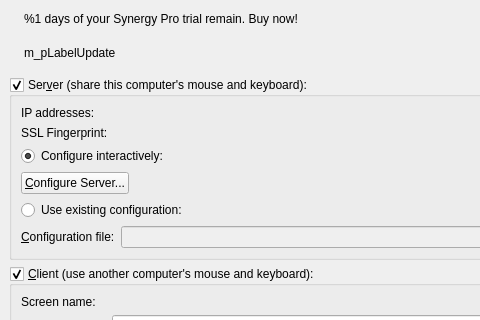
Above: src/gui/src/MainWindowBase.ui from deskflow/deskflow before the change; both pictures show x 0 to 480 and y 0 to 320 of the 600 by 550 pixel window. Below: the same form after it.
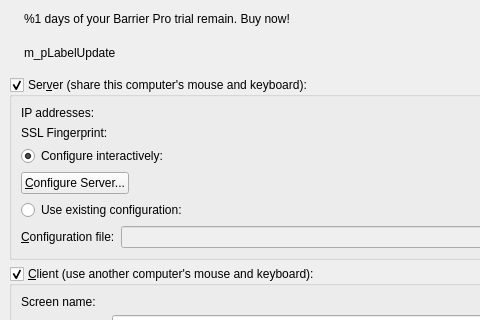
That is the form after the change. Icons and pictures are not drawn.

Commit message: rebranding symless/synergy to debauchee/barrier

The edit to the form file:
```diff
--- a/src/gui/src/MainWindowBase.ui
+++ b/src/gui/src/MainWindowBase.ui
@@ -55,7 +55,7 @@
        <item>
         <widget class="QLabel" name="m_trialLabel">
          <property name="text">
-          <string>&lt;html&gt;&lt;head/&gt;&lt;body&gt;&lt;p&gt;&lt;span style=&quot; font-weight:600;&quot;&gt;%1&lt;/span&gt; days of your Synergy Pro trial remain. &lt;a href=&quot;http://symless.com/pricing?src=gui&quot;&gt;&lt;span style=&quot; text-decoration: underline; color:#0000ff;&quot;&gt;Buy now!&lt;/span&gt;&lt;/a&gt;&lt;/p&gt;&lt;/body&gt;&lt;/html&gt;</string>
+          <string>&lt;html&gt;&lt;head/&gt;&lt;body&gt;&lt;p&gt;&lt;span style=&quot; font-weight:600;&quot;&gt;%1&lt;/span&gt; days of your Barrier Pro trial remain. &lt;a href=&quot;http://symless.com/pricing?src=gui&quot;&gt;&lt;span style=&quot; text-decoration: underline; color:#0000ff;&quot;&gt;Buy now!&lt;/span&gt;&lt;/a&gt;&lt;/p&gt;&lt;/body&gt;&lt;/html&gt;</string>
          </property>
          <property name="openExternalLinks">
           <bool>true</bool>
```
Left out of the diff: 18 changed lines with no effect on the pictures. The commit also changes 841 other files.
